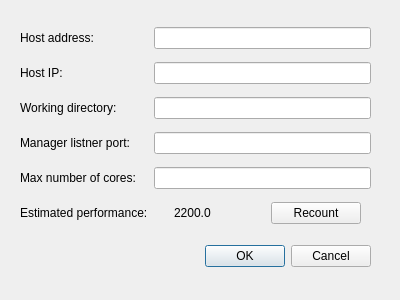
Before: the Qt Designer form poc/golemPy/examples/gnr/ui/ConfigurationDialog.ui in golemfactory/clay, drawn with Qt 5.
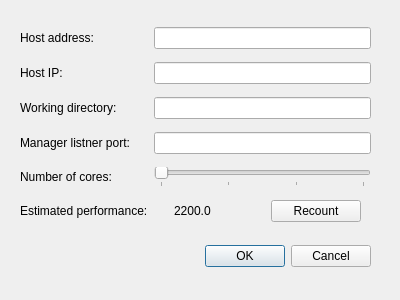
After: the same form once the commit is applied.

What changed in the file:
```diff
--- a/poc/golemPy/examples/gnr/ui/ConfigurationDialog.ui
+++ b/poc/golemPy/examples/gnr/ui/ConfigurationDialog.ui
@@ -116,12 +116,31 @@
     <item row="4" column="0">
      <widget class="QLabel" name="label_7">
       <property name="text">
-       <string>Max number of cores:</string>
+       <string>Number of cores:</string>
       </property>
      </widget>
     </item>
     <item row="4" column="1">
-     <widget class="QLineEdit" name="numCoresLineEdit"/>
+     <widget class="QSlider" name="numCoresSlider">
+      <property name="minimum">
+       <number>1</number>
+      </property>
+      <property name="maximum">
+       <number>4</number>
+      </property>
+      <property name="pageStep">
+       <number>1</number>
+      </property>
+      <property name="orientation">
+       <enum>Qt::Horizontal</enum>
+      </property>
+      <property name="tickPosition">
+       <enum>QSlider::TicksBelow</enum>
+      </property>
+      <property name="tickInterval">
+       <number>1</number>
+      </property>
+     </widget>
     </item>
    </layout>
   </widget>
```
